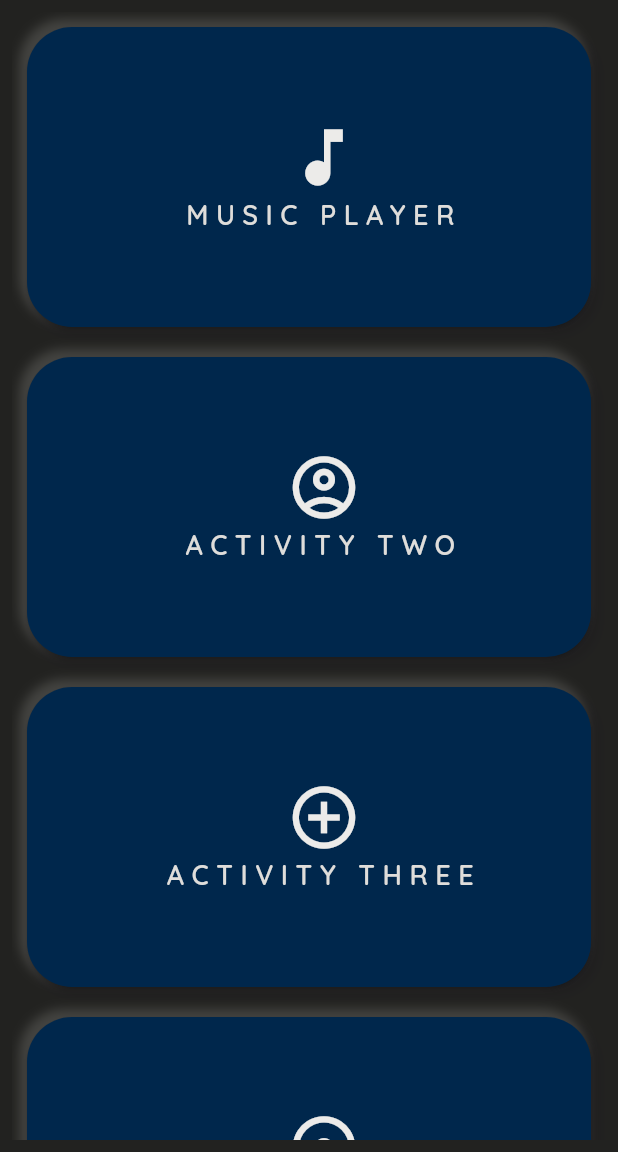
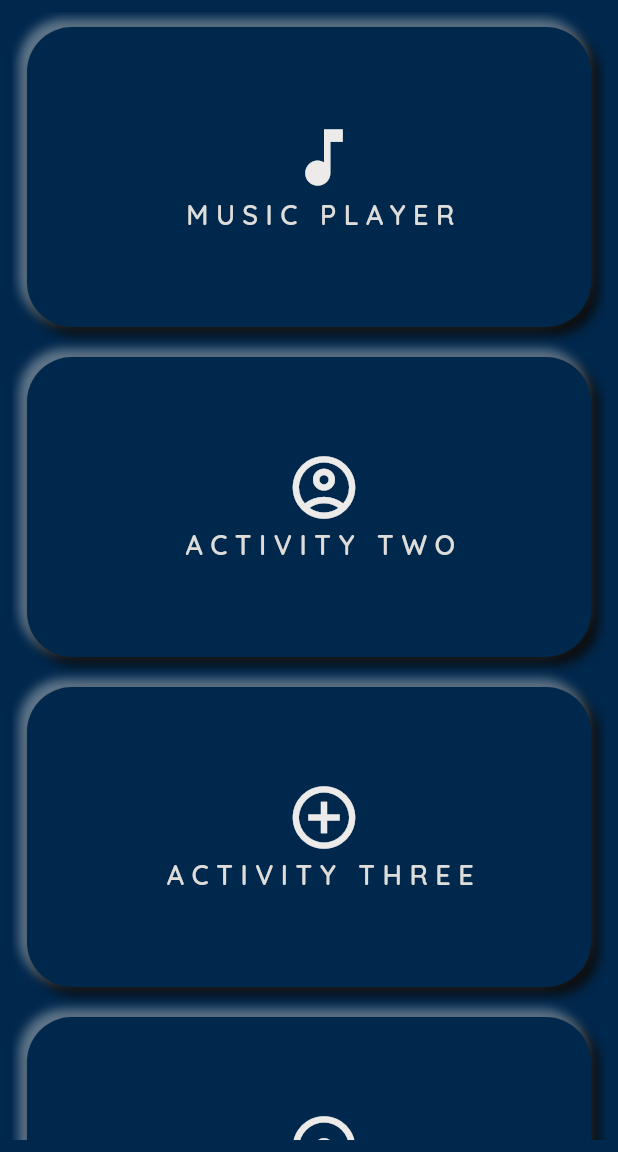
Before and after one commit to KyleAro/FlutterIntro, a Flutter app: the screen it shows after launch, on a phone screen of 412 x 824 dp, the part 84-1236 px from its top. Run offline on Flutter 3.47's test engine with Material 3 defaults, Android fonts, the phone set to English and light mode, and no system bars; our stand-ins replace google_fonts.

Commit message:
Change dept perception on the icons

```diff
--- a/lib/responsive/desktop_body.dart
+++ b/lib/responsive/desktop_body.dart
@@ -86,13 +86,13 @@ Widget buttons(BuildContext context, IconData icon, String label, Widget page) {
     decoration: BoxDecoration(
       boxShadow: [
         BoxShadow(
-          color: const Color.fromARGB(255, 31, 30, 31).withOpacity(1),
+          color: const Color.fromARGB(141, 11, 11, 12).withOpacity(1),
           spreadRadius: 1,
-          blurRadius: 5,
+          blurRadius: 6,
           offset: const Offset(4, 4),
         ),
         const BoxShadow(
-          color: Color.fromARGB(74, 148, 148, 143),
+          color: Color.fromARGB(118, 208, 211, 214),
           spreadRadius: 1,
           blurRadius: 5,
           offset: Offset(-4, -4),
--- a/lib/responsive/mobile_body.dart
+++ b/lib/responsive/mobile_body.dart
@@ -86,13 +86,13 @@ Widget buttons(BuildContext context, IconData icon, String label, Widget page) {
     decoration: BoxDecoration(
       boxShadow: [
         BoxShadow(
-          color: const Color.fromARGB(255, 31, 30, 31).withOpacity(1),
+          color: const Color.fromARGB(141, 11, 11, 12).withOpacity(1),
           spreadRadius: 1,
-          blurRadius: 5,
+          blurRadius: 6,
           offset: const Offset(4, 4),
         ),
         const BoxShadow(
-          color: Color.fromARGB(74, 148, 148, 143),
+          color: Color.fromARGB(118, 208, 211, 214),
           spreadRadius: 1,
           blurRadius: 5,
           offset: Offset(-4, -4),
@@ -114,18 +114,28 @@ Widget buttons(BuildContext context, IconData icon, String label, Widget page) {
           MaterialPageRoute(builder: (_) => page),
         );
       },
+
+
+      // this thingy is alignment of the icon and text
+
+
       child: Center(
+
         child: Column(
           mainAxisSize: MainAxisSize.min,
-          children: [
+          children:
+          [
             Transform.translate(
               offset: const Offset(10.0, 0),
               child: Icon(
                 icon,
                 size: iconSize,
-                color: const Color.fromARGB(255, 236, 235, 233),
+                color: const Color.
+                fromARGB(255, 236, 235, 233),
               ),
             ),
+
+
            Transform.translate(
               offset: const Offset(10,0),
               child: Text(
--- a/lib/styles/homepage_style.dart
+++ b/lib/styles/homepage_style.dart
@@ -15,7 +15,7 @@ AppBarTheme customAppBarTheme = AppBarTheme(
   titleTextStyle: titleTextStyle,
 );
 
-Color scaffoldBackgroundColor =  const Color.fromARGB(255, 34, 34, 32);
+Color scaffoldBackgroundColor =  const Color.fromARGB(255, 0, 39, 76);
 
 
 TextStyle getTitleTextStylez(BuildContext context) {
--- a/lib/styles/musicplayer_style.dart
+++ b/lib/styles/musicplayer_style.dart
@@ -12,7 +12,7 @@ AppBarTheme customAppBarTheme = AppBarTheme(
 
 
 
-Color scaffoldBackgroundColor =  const Color.fromARGB(255, 34, 34, 32);
+Color scaffoldBackgroundColor =  const Color.fromARGB(255, 0, 39, 76);
 
 
 
```
